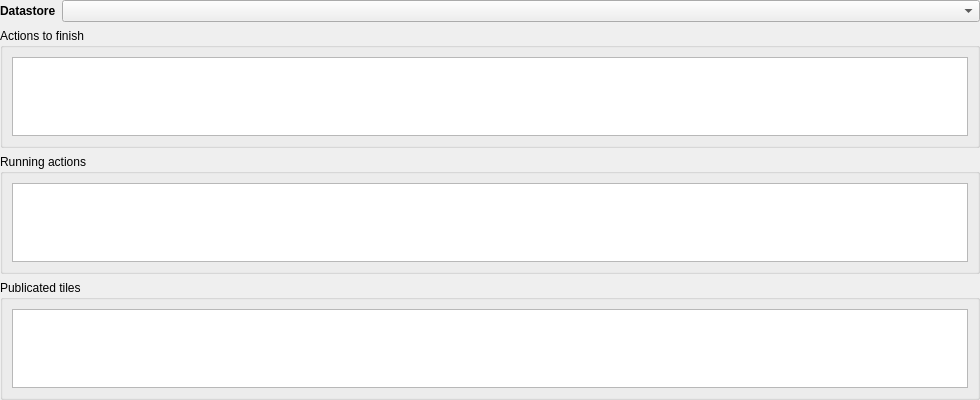
JulesGrillot/plugin-qgis-geoplateforme, file geotuileur/gui/dashboard/wdg_dashboard.ui: the form before one commit.
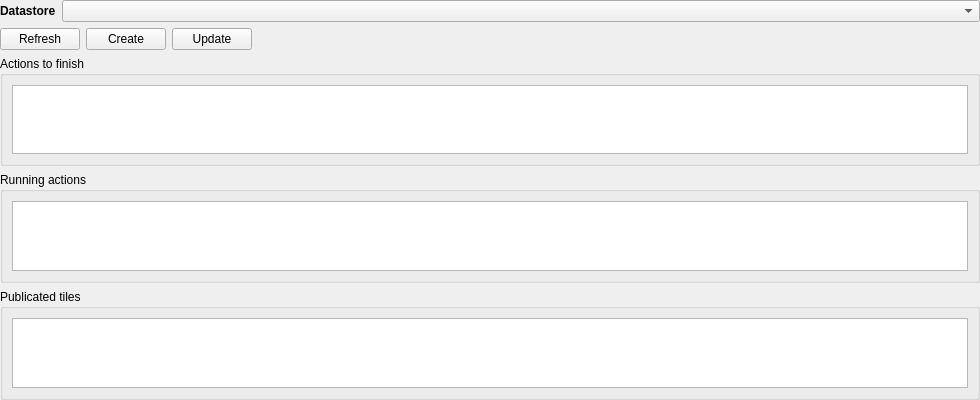
The form after the commit. Custom widgets are drawn as their Qt base class.

Commit message: add actions to dashboard : refresh, create, update (not implemented)

The edit to the form file:
```diff
--- a/geotuileur/gui/dashboard/wdg_dashboard.ui
+++ b/geotuileur/gui/dashboard/wdg_dashboard.ui
@@ -32,6 +32,30 @@
    <property name="bottomMargin">
     <number>0</number>
    </property>
+   <item row="3" column="0" colspan="2">
+    <widget class="QgsCollapsibleGroupBox" name="gbb_running_actions">
+     <property name="title">
+      <string>Running actions</string>
+     </property>
+     <layout class="QGridLayout" name="gridLayout_3">
+      <item row="0" column="0">
+       <widget class="QTableView" name="tbl_running_actions"/>
+      </item>
+     </layout>
+    </widget>
+   </item>
+   <item row="4" column="0" colspan="2">
+    <widget class="QgsCollapsibleGroupBox" name="gbp_publicated_tiles">
+     <property name="title">
+      <string>Publicated tiles</string>
+     </property>
+     <layout class="QGridLayout" name="gridLayout_4">
+      <item row="0" column="0">
+       <widget class="QTableView" name="tbl_publicated_tiles"/>
+      </item>
+     </layout>
+    </widget>
+   </item>
    <item row="0" column="0">
     <widget class="QLabel" name="lbl_datastore">
      <property name="sizePolicy">
@@ -51,10 +75,7 @@
      </property>
     </widget>
    </item>
-   <item row="0" column="1">
-    <widget class="DatastoreComboBox" name="cbx_datastore"/>
-   </item>
-   <item row="1" column="0" colspan="2">
+   <item row="2" column="0" colspan="2">
     <widget class="QgsCollapsibleGroupBox" name="gpb_actions_to_finish">
      <property name="title">
       <string>Actions to finish</string>
@@ -66,29 +87,46 @@
      </layout>
     </widget>
    </item>
-   <item row="2" column="0" colspan="2">
-    <widget class="QgsCollapsibleGroupBox" name="gbb_running_actions">
-     <property name="title">
-      <string>Running actions</string>
-     </property>
-     <layout class="QGridLayout" name="gridLayout_3">
-      <item row="0" column="0">
-       <widget class="QTableView" name="tbl_running_actions"/>
-      </item>
-     </layout>
-    </widget>
+   <item row="0" column="1">
+    <widget class="DatastoreComboBox" name="cbx_datastore"/>
    </item>
-   <item row="3" column="0" colspan="2">
-    <widget class="QgsCollapsibleGroupBox" name="gbp_publicated_tiles">
-     <property name="title">
-      <string>Publicated tiles</string>
-     </property>
-     <layout class="QGridLayout" name="gridLayout_4">
-      <item row="0" column="0">
-       <widget class="QTableView" name="tbl_publicated_tiles"/>
-      </item>
-     </layout>
-    </widget>
+   <item row="1" column="0" colspan="2">
+    <layout class="QHBoxLayout" name="horizontalLayout">
+     <item>
+      <widget class="QPushButton" name="btn_refresh">
+       <property name="text">
+        <string>Refresh</string>
+       </property>
+      </widget>
+     </item>
+     <item>
+      <widget class="QPushButton" name="btn_create">
+       <property name="text">
+        <string>Create</string>
+       </property>
+      </widget>
+     </item>
+     <item>
+      <widget class="QPushButton" name="btn_update">
+       <property name="text">
+        <string>Update</string>
+       </property>
+      </widget>
+     </item>
+     <item>
+      <spacer name="horizontalSpacer">
+       <property name="orientation">
+        <enum>Qt::Horizontal</enum>
+       </property>
+       <property name="sizeHint" stdset="0">
+        <size>
+         <width>40</width>
+         <height>20</height>
+        </size>
+       </property>
+      </spacer>
+     </item>
+    </layout>
    </item>
   </layout>
  </widget>
```
The commit also changes 4 other files.
